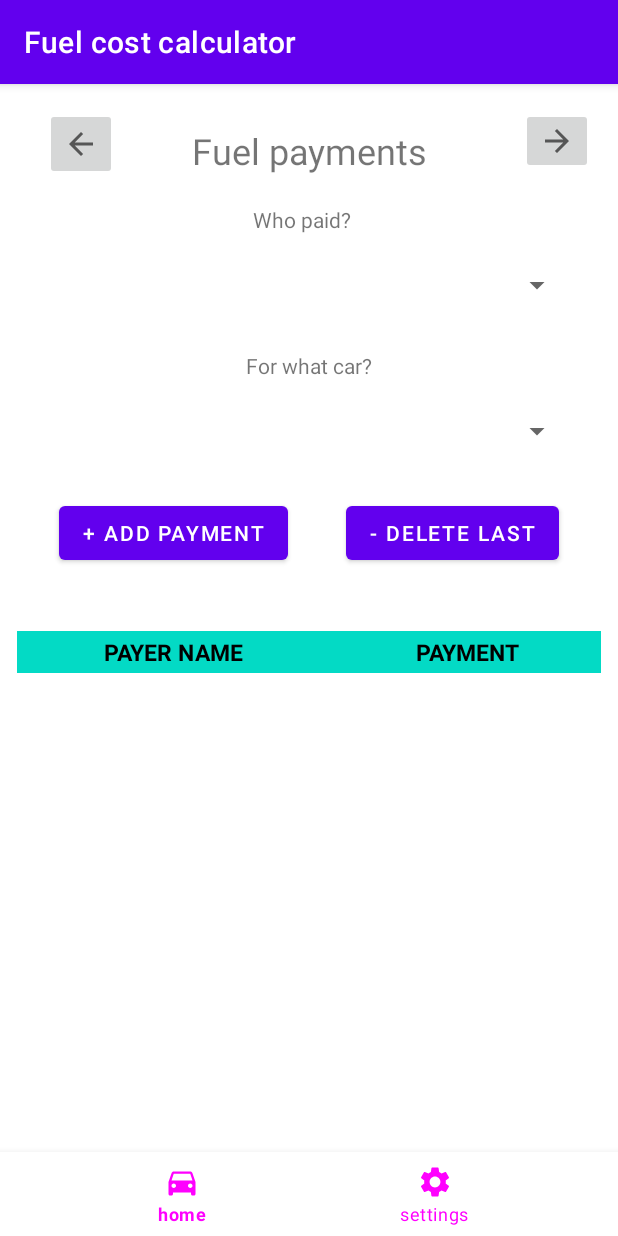
After one commit to marekkawalski/FuelCostCalculator, an Android app: the AddPayers screen opened directly, with no data from a screen before it, on a phone screen of 412 x 824 dp. The commit adds this screen. Run offline under Robolectric (Android 15) with nearby library versions, the phone set to English and light mode, and no system bars; 1 statement that could not run was skipped.

Commit message:
add payments

```diff
--- a/app/src/main/AndroidManifest.xml
+++ b/app/src/main/AndroidManifest.xml
@@ -8,6 +8,9 @@
         android:label="@string/app_name"
         android:roundIcon="@mipmap/ic_launcher_round"
         android:theme="@style/Theme.FuelCostCalculator">
+        <activity
+            android:name="com.marekkawalski.viewControllers.AddPayers"
+            android:exported="false" />
         <activity
             android:name="com.marekkawalski.viewControllers.SettingsActivity"
             android:exported="false" />
--- a/app/src/main/java/com/marekkawalski/viewControllers/AddPassengers.kt
+++ b/app/src/main/java/com/marekkawalski/viewControllers/AddPassengers.kt
@@ -316,9 +316,10 @@ class AddPassengers : AppCompatActivity() {
                     ).show()
                     return@setOnClickListener
                 }
-                //move to activity where results are shown
-                val intent = Intent(this, Results::class.java)
+                //move to next activity
+                val intent = Intent(this, AddPayers::class.java)
                 intent.putExtra("listOfPassengers", listOfPassengers)
+                intent.putExtra("listOfCars", listOfCars)
                 startActivity(intent)
             }
         }
--- /dev/null
+++ b/app/src/main/java/com/marekkawalski/viewControllers/AddPayers.kt
@@ -0,0 +1,238 @@
+package com.marekkawalski.viewControllers
+
+import android.content.Intent
+import android.os.Bundle
+import android.util.Log
+import android.view.Gravity
+import android.view.View
+import android.view.View.GONE
+import android.view.View.VISIBLE
+import android.view.ViewGroup
+import android.widget.*
+import androidx.appcompat.app.AppCompatActivity
+import com.google.android.material.bottomnavigation.BottomNavigationView
+import com.google.android.material.textfield.TextInputEditText
+import com.google.android.material.textfield.TextInputLayout
+import com.marekkawalski.fuelcostcalculator.R
+import model.Car
+import model.Person
+import otherControllers.SettingsController
+
+class AddPayers : AppCompatActivity() {
+    private var payment: Double? = null
+    private var listOfPayersViews = ArrayList<TableRow>()
+
+    override fun onCreate(savedInstanceState: Bundle?) {
+        super.onCreate(savedInstanceState)
+
+        val settings = SettingsController()
+        settings.loadSettings(this, resources)
+
+        setContentView(R.layout.activity_add_payers)
+        title = getString(R.string.app_full_name)
+
+        val bottomNavigationView = findViewById<BottomNavigationView>(R.id.bottom_navigationView)
+        bottomNavigationView.selectedItemId = R.id.Car
+
+        val listOfPassengers = intent.getParcelableArrayListExtra<Person>("listOfPassengers")
+        val listOfCars = intent.getParcelableArrayListExtra<Car>("listOfCars")
+        val payerSpinner = findViewById<Spinner>(R.id.payerSpinner)
+        val carChooserSpinner = findViewById<Spinner>(R.id.carChooserSpinner)
+        val addPaymentButton = findViewById<Button>(R.id.addPaymentButton)
+        val deleteLastButton = findViewById<Button>(R.id.deletePaymentButton)
+        val buttonPrevious = findViewById<ImageButton>(R.id.buttonPrevious)
+        val buttonNext = findViewById<ImageButton>(R.id.buttonNext)
+        val payerPriceInput = findViewById<TextInputEditText>(R.id.payerPriceInput)
+        val payerPriceInputLayout = findViewById<TextInputLayout>(R.id.payerPriceInputLayout)
+        val tableOfPayers = findViewById<TableLayout>(R.id.tableOfCostsLayout)
+        var payerId = 0
+        var carId = 0
+
+        val listOfPassengersArray = ArrayList<String>()
+
+        listOfPassengers?.forEach { person ->
+            listOfPassengersArray.add(person.name)
+        }
+
+        val listOfCarsArray = ArrayList<String>()
+        if (listOfCars != null) {
+            for (car in listOfCars) {
+                listOfCarsArray.add(car.carName + ", price: " + car.totalFuelCost)
+            }
+            listOfCarsArray.add("partial/multiple payments")
+        }
+        // Create an ArrayAdapter using the string array and a default spinner layout
+        ArrayAdapter(
+            this,
+            android.R.layout.simple_spinner_item,
+            listOfCarsArray
+
+        ).also { adapter ->
+            // Specify the layout to use when the list of choices appears
+            adapter.setDropDownViewResource(android.R.layout.simple_spinner_dropdown_item)
+            // Apply the adapter to the spinner
+            carChooserSpinner.adapter = adapter
+        }
+        // Create an ArrayAdapter using the string array and a default spinner layout
+        ArrayAdapter(
+            this,
+            android.R.layout.simple_spinner_item,
+            listOfPassengersArray
+
+        ).also { adapter ->
+            // Specify the layout to use when the list of choices appears
+            adapter.setDropDownViewResource(android.R.layout.simple_spinner_dropdown_item)
+            // Apply the adapter to the spinner
+            payerSpinner.adapter = adapter
+        }
+
+        payerSpinner.onItemSelectedListener = object : AdapterView.OnItemSelectedListener {
+            override fun onItemSelected(
+                parent: AdapterView<*>,
+                view: View,
+                position: Int,
+                id: Long
+            ) {
+                // get selected item text
+                Log.i("test", parent.getItemAtPosition(position).toString())
+                payerId = position
+            }
+
+            override fun onNothingSelected(parent: AdapterView<*>?) {
+                // another interface callback
+            }
+        }
+        carChooserSpinner.onItemSelectedListener = object : AdapterView.OnItemSelectedListener {
+            override fun onItemSelected(
+                parent: AdapterView<*>,
+                view: View,
+                position: Int,
+                id: Long
+            ) {
+                // get selected item text
+                Log.i("test", parent.getItemAtPosition(position).toString())
+                carId = position
+                if (carId == listOfCars?.size) {
+                    payerPriceInputLayout.visibility = VISIBLE
+
+                } else {
+                    payerPriceInputLayout.visibility = GONE
+                }
+            }
+
+            override fun onNothingSelected(parent: AdapterView<*>?) {
+                // another interface callback
+            }
+        }
+
+        //bottom navigation
+        bottomNavigationView.setOnItemSelectedListener { item ->
+            when (item.itemId) {
+                R.id.Car -> {
+                    val intent = Intent(this, MainActivity::class.java)
+                    startActivity(intent)
+                }
+                R.id.settings -> {
+                    val intent = Intent(this, SettingsActivity::class.java)
+                    startActivity(intent)
+                }
+            }
+            true
+        }
+
+        addPaymentButton.setOnClickListener {
+            if (carId != listOfCars?.size) {
+                payment = listOfCars?.get(carId)?.totalFuelCost ?: 0.0
+                listOfPassengers?.get(payerId)?.listOfPayments?.add(
+                    payment ?: return@setOnClickListener
+                )
+
+            } else {
+                payment = payerPriceInput.text.toString().toDoubleOrNull()
+                if (payment == null) {
+                    Toast.makeText(
+                        applicationContext,
+                        resources.getString(R.string.providePayment),
+                        Toast.LENGTH_SHORT
+                    ).show()
+                    return@setOnClickListener
+                }
+                listOfPassengers?.get(payerId)?.listOfPayments?.add(
+                    payment ?: return@setOnClickListener
+                )
+
+            }
+            //add elements to UI
+            val payerNameView = TextView(this)
+            val paymentsTextView = TextView(this)
+            val tableRow = TableRow(this)
+            payerNameView.text = listOfPassengers?.get(payerId)?.name
+            payerNameView.gravity = Gravity.CENTER
+            payerNameView.width = ViewGroup.LayoutParams.WRAP_CONTENT
+
+            paymentsTextView.gravity = Gravity.CENTER
+            paymentsTextView.width = ViewGroup.LayoutParams.WRAP_CONTENT
+            paymentsTextView.text = payment.toString()
+            listOfPayersViews.add(tableRow)
+
+            tableRow.addView(payerNameView)
+            tableRow.addView(paymentsTextView)
+            tableOfPayers.addView(tableRow)
+        }
+
+        deleteLastButton.setOnClickListener {
+            if (listOfPassengers?.isNotEmpty() == true && listOfPayersViews.isNotEmpty()) {
+                listOfPassengers[payerId]?.listOfPayments?.removeLast()
+
+                tableOfPayers.removeView(listOfPayersViews.last())
+                listOfPayersViews.removeLast()
+
+
+            } else {
+                Toast.makeText(
+                    applicationContext,
+                    resources.getString(R.string.nothing_to_delete),
+                    Toast.LENGTH_SHORT
+                ).show()
+            }
+        }
+
+        buttonNext.setOnClickListener {
+            var totalPassengersFuelCost = 0.0
+            var actualTotalFuelCost = 0.0
+            if (listOfPassengers != null && listOfCars != null) {
+                for (person in listOfPassengers) {
+                    for (payment in person.listOfPayments) {
+                        person.howMuchPaid += payment
+                    }
+                    totalPassengersFuelCost += person.howMuchPaid
+                }
+                for (car in listOfCars) {
+                    actualTotalFuelCost += car.totalFuelCost
+                }
+
+                if (actualTotalFuelCost != totalPassengersFuelCost) {
+                    for (person in listOfPassengers) {
+                        person.howMuchPaid = 0.0
+                    }
+                    Toast.makeText(
+                        applicationContext,
+                        resources.getString(R.string.fuelCostsAreNotEqual),
+                        Toast.LENGTH_SHORT
+                    ).show()
+                    return@setOnClickListener
+                } else {
+                    val intent = Intent(this, Results::class.java)
+                    intent.putExtra("listOfPassengers", listOfPassengers)
+                    startActivity(intent)
+                }
+
+            }
+        }
+        //come back to previous activity
+        buttonPrevious.setOnClickListener {
+            finish()
+        }
+    }
+    //@todo kiedy powrót z results do payment, problem z przyjsciem dalej
+}
--- a/app/src/main/java/model/Person.kt
+++ b/app/src/main/java/model/Person.kt
@@ -9,6 +9,8 @@ class Person : Parcelable {
     var coveredDistance: Double = 0.0
     var costOfFuel: Double = 0.0
     var listOfPassengersSelectedDistances = ArrayList<Distance>()
+    var howMuchPaid: Double = 0.0
+    var listOfPayments = ArrayList<Double>()
 
     constructor(name: String, id: Int) {
         this.name = name
@@ -20,7 +22,7 @@ class Person : Parcelable {
         id = parcelIn.readInt()
         coveredDistance = parcelIn.readDouble()
         costOfFuel = parcelIn.readDouble()
-
+        howMuchPaid = parcelIn.readDouble()
     }
 
     override fun writeToParcel(parcel: Parcel, flags: Int) {
@@ -28,6 +30,7 @@ class Person : Parcelable {
         id.let { parcel.writeInt(it) }
         parcel.writeDouble(coveredDistance)
         parcel.writeDouble(costOfFuel)
+        parcel.writeDouble(howMuchPaid)
     }
 
     override fun describeContents(): Int {
--- /dev/null
+++ b/app/src/main/res/layout/activity_add_payers.xml
@@ -0,0 +1,204 @@
+<?xml version="1.0" encoding="utf-8"?>
+<androidx.constraintlayout.widget.ConstraintLayout xmlns:android="http://schemas.android.com/apk/res/android"
+    xmlns:app="http://schemas.android.com/apk/res-auto"
+    xmlns:tools="http://schemas.android.com/tools"
+    android:id="@+id/constraintlayoutPassengers"
+    android:layout_width="match_parent"
+    android:layout_height="match_parent"
+    tools:context="com.marekkawalski.viewControllers.AddPayers">
+
+    <TextView
+        android:id="@+id/passengersTextView"
+        android:layout_width="wrap_content"
+        android:layout_height="wrap_content"
+        android:layout_marginTop="28dp"
+        android:gravity="center"
+        android:text="@string/fuelPayments"
+        android:textSize="24sp"
+        app:layout_constraintEnd_toEndOf="parent"
+        app:layout_constraintStart_toStartOf="parent"
+        app:layout_constraintTop_toTopOf="parent" />
+
+    <ScrollView
+        android:id="@+id/scrollView3"
+        android:layout_width="match_parent"
+        android:layout_height="0dp"
+        android:layout_gravity="center"
+        android:layout_marginTop="30dp"
+        app:layout_constraintBottom_toBottomOf="parent"
+        app:layout_constraintEnd_toEndOf="parent"
+        app:layout_constraintStart_toStartOf="parent"
+        app:layout_constraintTop_toBottomOf="@+id/addPaymentButton">
+
+        <TableLayout
+            android:id="@+id/tableOfCostsLayout"
+            android:layout_width="match_parent"
+            android:layout_height="wrap_content"
+            android:layout_marginHorizontal="10dp"
+            android:layout_marginVertical="10dp"
+            android:stretchColumns="0,1">
+
+            <TableRow
+                android:id="@+id/tableRow"
+                android:layout_width="wrap_content"
+                android:layout_height="wrap_content"
+                android:layout_margin="1dp"
+                android:clipToPadding="false">
+
+                <TextView
+                    android:id="@+id/textView7"
+                    android:layout_width="wrap_content"
+                    android:layout_height="match_parent"
+                    android:background="@color/teal_200"
+                    android:gravity="center"
+                    android:padding="3dip"
+                    android:text="@string/payerName"
+                    android:textAllCaps="true"
+                    android:textColor="@color/black"
+                    android:textSize="15sp"
+                    android:textStyle="bold"
+                    app:layout_constraintHorizontal_weight="1" />
+
+                <TextView
+                    android:id="@+id/textView8"
+                    android:layout_width="wrap_content"
+                    android:layout_height="match_parent"
+                    android:background="@color/teal_200"
+                    android:gravity="center"
+                    android:padding="3dip"
+                    android:text="@string/payment"
+                    android:textAllCaps="true"
+                    android:textColor="@color/black"
+                    android:textSize="15sp"
+                    android:textStyle="bold"
+                    app:layout_constraintHorizontal_weight="1" />
+            </TableRow>
+
+        </TableLayout>
+    </ScrollView>
+
+    <ImageButton
+        android:id="@+id/buttonNext"
+        android:layout_width="wrap_content"
+        android:layout_height="wrap_content"
+        android:layout_marginTop="16dp"
+        app:layout_constraintEnd_toEndOf="parent"
+        app:layout_constraintHorizontal_bias="0.955"
+        app:layout_constraintStart_toStartOf="parent"
+        app:layout_constraintTop_toTopOf="parent"
+        app:srcCompat="@drawable/ic_baseline_arrow_forward_24" />
+
+    <ImageButton
+        android:id="@+id/buttonPrevious"
+        android:layout_width="wrap_content"
+        android:layout_height="wrap_content"
+        android:layout_marginTop="16dp"
+        android:minHeight="48dp"
+        app:layout_constraintEnd_toEndOf="parent"
+        app:layout_constraintHorizontal_bias="0.082"
+        app:layout_constraintStart_toStartOf="parent"
+        app:layout_constraintTop_toTopOf="parent"
+        app:srcCompat="@drawable/ic_baseline_arrow_back_24" />
+
+    <com.google.android.material.bottomnavigation.BottomNavigationView
+        android:id="@+id/bottom_navigationView"
+        android:layout_width="match_parent"
+        android:layout_height="wrap_content"
+        android:layout_alignParentBottom="true"
+        app:itemIconTint="@drawable/selector"
+        app:itemTextColor="@drawable/selector"
+
+        app:layout_constraintBottom_toBottomOf="parent"
+        app:layout_constraintEnd_toEndOf="parent"
+        app:layout_constraintStart_toStartOf="parent"
+        app:menu="@menu/menu_navigation" />
+
+    <Spinner
+        android:id="@+id/payerSpinner"
+        android:layout_width="match_parent"
+        android:layout_height="wrap_content"
+        android:layout_marginStart="30dp"
+        android:layout_marginTop="10dp"
+        android:layout_marginEnd="30dp"
+        android:minHeight="48dp"
+        app:layout_constraintEnd_toEndOf="parent"
+        app:layout_constraintStart_toStartOf="parent"
+        app:layout_constraintTop_toBottomOf="@+id/textView2" />
+
+    <com.google.android.material.textfield.TextInputLayout
+        android:id="@+id/payerPriceInputLayout"
+        android:layout_width="match_parent"
+        android:layout_height="wrap_content"
+        android:layout_marginStart="30dp"
+        android:layout_marginTop="40dp"
+        android:layout_marginEnd="30dp"
+        android:visibility="gone"
+        app:layout_constraintEnd_toEndOf="parent"
+        app:layout_constraintStart_toStartOf="parent"
+        app:layout_constraintTop_toBottomOf="@+id/carChooserSpinner"
+        tools:visibility="visible">
+
+        <com.google.android.material.textfield.TextInputEditText
+            android:id="@+id/payerPriceInput"
+            android:layout_width="match_parent"
+            android:layout_height="wrap_content"
+            android:hint="@string/howMuchYouPaid" />
+    </com.google.android.material.textfield.TextInputLayout>
+
+    <Spinner
+        android:id="@+id/carChooserSpinner"
+        android:layout_width="match_parent"
+        android:layout_height="wrap_content"
+        android:layout_marginStart="30dp"
+        android:layout_marginTop="10dp"
+        android:layout_marginEnd="30dp"
+        android:minHeight="48dp"
+        app:layout_constraintEnd_toEndOf="parent"
+        app:layout_constraintStart_toStartOf="parent"
+        app:layout_constraintTop_toBottomOf="@+id/textView3" />
+
+    <Button
+        android:id="@+id/addPaymentButton"
+        android:layout_width="wrap_content"
+        android:layout_height="wrap_content"
+        android:layout_marginTop="20dp"
+        android:text="@string/addPayment"
+        app:layout_constraintEnd_toStartOf="@+id/deletePaymentButton"
+        app:layout_constraintHorizontal_bias="0.5"
+        app:layout_constraintStart_toStartOf="parent"
+        app:layout_constraintTop_toBottomOf="@+id/payerPriceInputLayout" />
+
+    <Button
+        android:id="@+id/deletePaymentButton"
+        android:layout_width="wrap_content"
+        android:layout_height="wrap_content"
+        android:layout_marginTop="20dp"
+        android:text="@string/delete_last"
+        app:layout_constraintEnd_toEndOf="parent"
+        app:layout_constraintHorizontal_bias="0.5"
+        app:layout_constraintStart_toEndOf="@+id/addPaymentButton"
+        app:layout_constraintTop_toBottomOf="@+id/payerPriceInputLayout" />
+
+    <TextView
+        android:id="@+id/textView2"
+        android:layout_width="wrap_content"
+        android:layout_height="wrap_content"
+        android:layout_marginTop="20dp"
+        android:text="@string/choosePayer"
+        app:layout_constraintBottom_toTopOf="@+id/payerSpinner"
+        app:layout_constraintEnd_toEndOf="parent"
+        app:layout_constraintHorizontal_bias="0.487"
+        app:layout_constraintStart_toStartOf="parent"
+        app:layout_constraintTop_toBottomOf="@+id/passengersTextView" />
+
+    <TextView
+        android:id="@+id/textView3"
+        android:layout_width="wrap_content"
+        android:layout_height="wrap_content"
+        android:layout_marginTop="20dp"
+        android:text="@string/forWhatCar"
+        app:layout_constraintEnd_toEndOf="parent"
+        app:layout_constraintStart_toStartOf="parent"
+        app:layout_constraintTop_toBottomOf="@+id/payerSpinner" />
+
+</androidx.constraintlayout.widget.ConstraintLayout>
--- a/app/src/main/res/values/arrays.xml
+++ b/app/src/main/res/values/arrays.xml
@@ -23,4 +23,6 @@
         <item>"en"</item>
         <item>"pl"</item>
     </string-array>
+
+
 </resources>
--- a/app/src/main/res/values/strings.xml
+++ b/app/src/main/res/values/strings.xml
@@ -30,7 +30,7 @@
     <string name="provide_total_cost">Provide total cost!</string>
     <string name="car">Car</string>
     <string name="car_removed">Car removed!</string>
-    <string name="notSetYet">Not set yet!</string>
+    <string name="notSetYet">Not calculated yet!</string>
     <string name="addAtLeastOneCar">Add at least one car!</string>
 
 
@@ -66,9 +66,25 @@
     <string name="first_add_at_least_one_passenger">First add at least one passenger!</string>
     <string name="error_when_calculating_fuel_cost">Error when calculating fuel cost</string>
 
+    <!--Strings for payments activity-->
+    <string name="fuelPayments">Fuel payments</string>
+    <string name="howMuchYouPaid">How much you paid?</string>
+    <string name="addPayment">+ Add payment</string>
+    <string name="payerName">Payer Name</string>
+    <string name="payment">Payment</string>
+    <string name="choosePayer">Who paid?</string>
+    <string name="forWhatCar">For what car?</string>
+
+    <!--Toast messages and communication with user on payments activity-->
+    <string name="providePayment">Provide payment</string>
+    <string name="fuelCostsAreNotEqual">Total fuel cost is not equal to what passengers paid</string>
+    <string name="paymentRemoved">Payment removed</string>
+
+
     <!--Strings for results activity-->
     <string name="table_of_costs">Table of costs</string>
-    <string name="cost">cost</string>
+    <string name="cost">how much</string>
+    <string name="whoToWireMoney">wire to</string>
 
     <!--Strings for settings activity-->
     <string name="appTheme">App theme</string>
```
Also changed, not shown: app/src/main/java/com/marekkawalski/viewControllers/Results.kt (+29 -9 lines), app/src/main/res/layout/activity_results.xml (+15 -0 lines).
